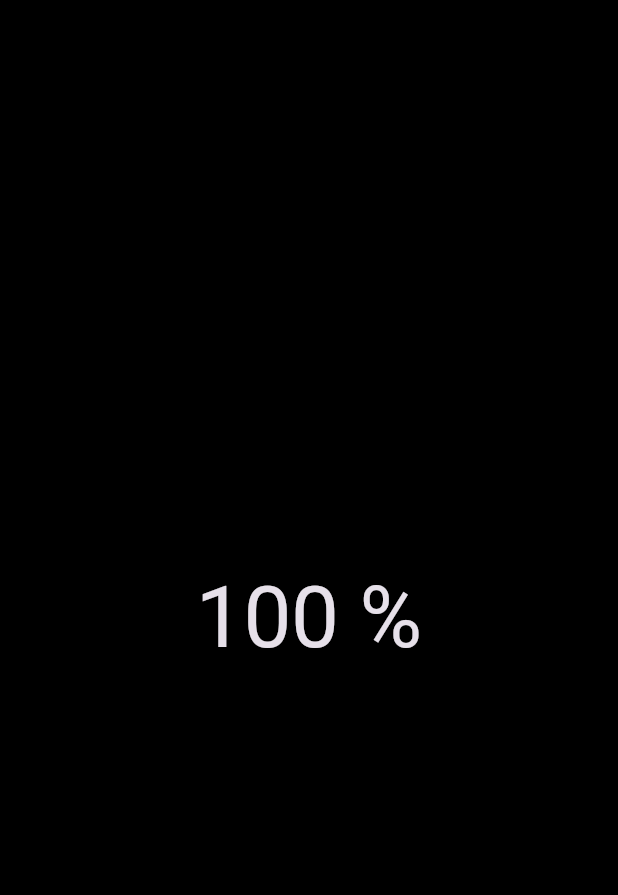
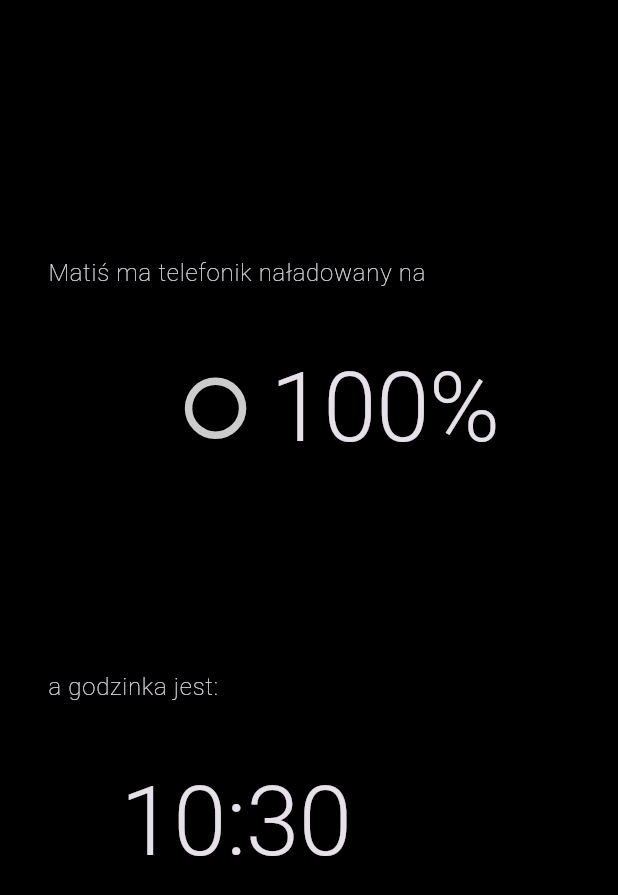
Before and after one commit to TheLastGimbus/the_last_daydream, a Flutter app: the screen it shows after launch, on a phone screen of 412 x 824 dp. Shown: the top 895 px of the screen. Run offline on Flutter 3.47's test engine with Material 2 defaults, Android fonts, the phone set to English and light mode, and no system bars; our stand-ins replace battery_plus.

Commit message:
Some basic quick stuff

```diff
--- a/lib/main.dart
+++ b/lib/main.dart
@@ -33,13 +33,18 @@ class _MyHomePageState extends State<MyHomePage> {
   final battery = Battery();
   StreamSubscription? _ss;
   var level = -1;
+  var time = DateTime.now();
 
   @override
   void initState() {
     super.initState();
-    _ss = Stream.periodic(const Duration(seconds: 5)).listen((event) async {
-      level = await battery.batteryLevel;
-      setState(() {});
+    battery.batteryLevel.then((v) => setState(() => level = v)); // set initial
+    _ss = Stream.periodic(const Duration(seconds: 1)).listen((event) async {
+      final newLevel = await battery.batteryLevel;
+      if (level != newLevel) {
+        level = newLevel;
+        setState(() {});
+      }
     });
   }
 
@@ -47,12 +52,49 @@ class _MyHomePageState extends State<MyHomePage> {
   Widget build(BuildContext context) {
     final t = Theme.of(context);
     final tt = t.textTheme;
+    final small = tt.bodyLarge!.copyWith(fontWeight: FontWeight.w200);
+    final big =
+        tt.displayLarge!.copyWith(fontSize: 64, fontWeight: FontWeight.w300);
     return Scaffold(
-      body: Center(
+      body: Container(
+        margin: const EdgeInsets.all(32),
         child: Column(
-          mainAxisAlignment: MainAxisAlignment.center,
+          mainAxisAlignment: MainAxisAlignment.start,
+          crossAxisAlignment: CrossAxisAlignment.start,
           children: <Widget>[
-            Text("$level %", style: tt.headline1),
+            const Spacer(flex: 10),
+            Text('Matiś ma telefonik naładowany na', style: small),
+            const Spacer(flex: 3),
+            Row(
+              children: [
+                const Spacer(flex: 20),
+                CircularProgressIndicator(
+                  value: level / 100,
+                  strokeWidth: 5,
+                  backgroundColor: const Color(0x33ffffff),
+                  valueColor:
+                      const AlwaysStoppedAnimation<Color>(Color(0xbfffffff)),
+                ),
+                const Spacer(flex: 4),
+                Text("$level%", style: big),
+                const Spacer(flex: 10),
+              ],
+            ),
+            const Spacer(flex: 10),
+            Text("a godzinka jest:", style: small),
+            const Spacer(flex: 3),
+            Row(
+              children: [
+                const Spacer(flex: 1),
+                Text(
+                  "${time.hour.toString().padLeft(2, '0')}:"
+                  "${time.minute.toString().padLeft(2, '0')}",
+                  style: big,
+                ),
+                const Spacer(flex: 3),
+              ],
+            ),
+            const Spacer(flex: 15),
           ],
         ),
       ),
```
